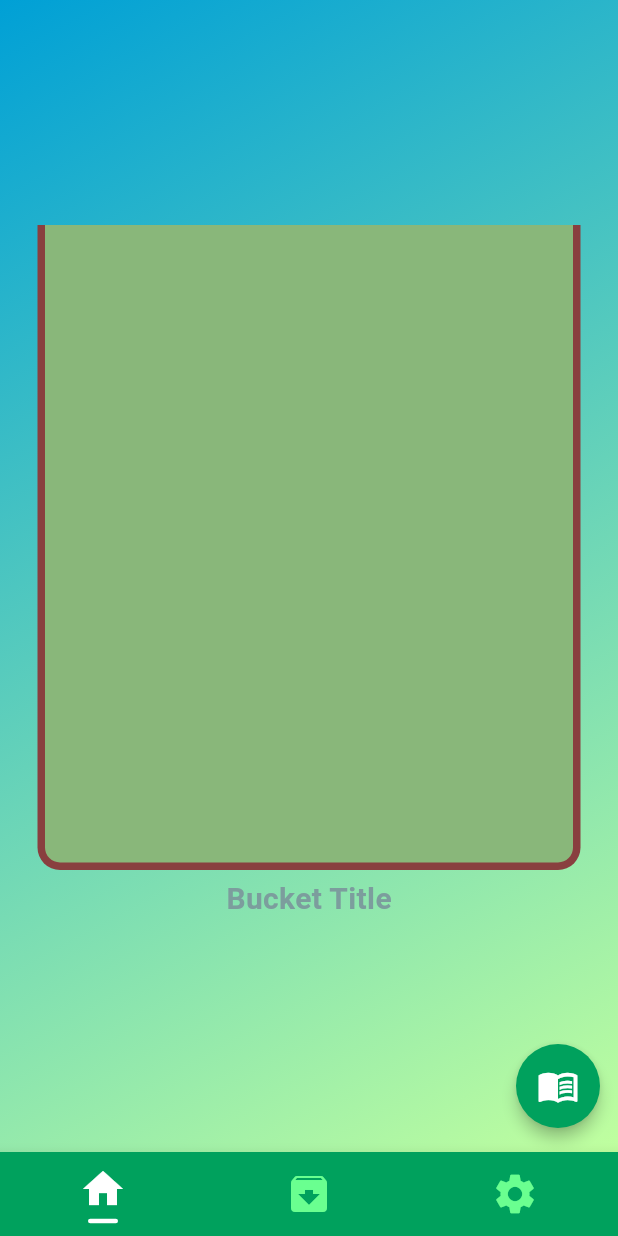
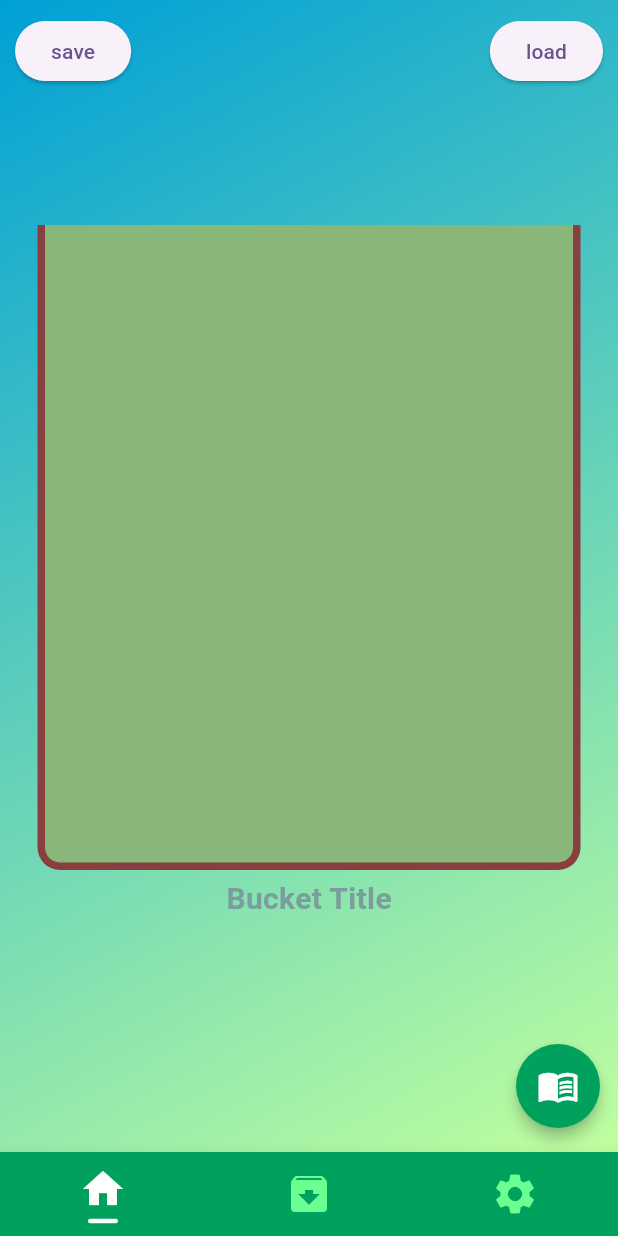
Before and after one commit to shogoisaji/tumitas, a Flutter app: the screen it shows after launch, on a phone screen of 412 x 824 dp. Run offline on Flutter 3.47's test engine with Material 2 defaults, Android fonts, the light colour scheme and no system bars; our stand-ins replace shared_preferences.

Commit message:
✨ sharedPreferences bucket

```diff
--- a/lib/models/block.dart
+++ b/lib/models/block.dart
@@ -4,14 +4,34 @@ class Block {
   final Color color;
   final String title;
   final String description;
-  // final BlockSize blockSize;
   final BlockType blockType;
+
   Block(
     this.color,
-    this.blockType,
     this.title,
     this.description,
+    this.blockType,
   );
+
+  Map<String, dynamic> toJson() => {
+        'color': color.value,
+        'title': title,
+        'description': description,
+        'blockType': blockType
+            .toString()
+            .split('.')
+            .last, // toString()->"BlockType.block1x1"
+      };
+
+  factory Block.fromJson(Map<String, dynamic> json) {
+    return Block(
+      Color(json['color']),
+      json['title'],
+      json['description'],
+      BlockType.values
+          .firstWhere((e) => e.toString().split('.').last == json['blockType']),
+    );
+  }
 }
 
 class BlockSize {
--- a/lib/models/bucket.dart
+++ b/lib/models/bucket.dart
@@ -1,33 +1,63 @@
 import 'package:flutter/material.dart';
 import 'package:tumitas/models/block.dart';
+import 'dart:convert';
 
 class Bucket {
   final Color bucketInnerColor;
   final Color bucketOuterColor;
-  final BucketSizeCells bucketSizeCells;
+  final BucketLayoutSize bucketLayoutSize;
   final String bucketTitle;
-  final List<Map<String, dynamic>> bucketIntoBlock; // [{ 'block': Block, 'position': Position },...]
-  final List<int> bucketMaxPosition;
+  final List<Map<String, dynamic>>
+      bucketIntoBlock; // [{ 'block': Block, 'position': Position },...]
 
   Bucket({
     required this.bucketTitle,
     required this.bucketInnerColor,
     required this.bucketOuterColor,
-    required this.bucketSizeCells,
+    required this.bucketLayoutSize,
     required this.bucketIntoBlock,
-    required this.bucketMaxPosition,
   });
 
-// // moc
-//   final List<Map<String, dynamic>> mocBucketIntoBlock = [
-//     {'block': Block(Colors.red, BlockType.block1x1, 'sample1', 'description'), 'position': Position(0, 0)},
-//     {'block': Block(Colors.blue, BlockType.block2x1, 'sample2', 'description'), 'position': Position(1, 1)},
-//     {'block': Block(Colors.green, BlockType.block2x2, 'sample3', 'description'), 'position': Position(2, 2)},
-//     {'block': Block(Colors.orange, BlockType.block2x2, 'sample4', 'description'), 'position': Position(0, 2)},
-//     {'block': Block(Colors.grey, BlockType.block2x1, 'sample5', 'description'), 'position': Position(3, 4)},
-//     {'block': Block(Colors.teal, BlockType.block1x1, 'sample6', 'description'), 'position': Position(4, 0)},
-//     {'block': Block(Colors.black26, BlockType.block2x1, 'sample7', 'description'), 'position': Position(2, 0)},
-//   ];
+  List<String> jsonEncodeBucketIntoBlock() {
+    List<String> encodedBucketIntoBlock = [];
+    for (int i = 0; i < bucketIntoBlock.length; i++) {
+      encodedBucketIntoBlock.add(json.encode({
+        'block': bucketIntoBlock[i]['block'].toJson(),
+        'position': bucketIntoBlock[i]['position'].toJson(),
+      }));
+    }
+    return encodedBucketIntoBlock;
+  }
+
+  static List<Map<String, dynamic>> jsonDecodeBucketIntoBlock(
+      List<String> encodedList) {
+    return encodedList.map((encodedItem) {
+      Map<String, dynamic> decoded = json.decode(encodedItem);
+      return {
+        'block': Block.fromJson(decoded['block']),
+        'position': Position.fromJson(decoded['position']),
+      };
+    }).toList();
+  }
+
+  Map<String, dynamic> toJson() => {
+        'bucketInnerColor': bucketInnerColor.value,
+        'bucketOuterColor': bucketOuterColor.value,
+        'bucketLayoutSize': bucketLayoutSize.toJson(),
+        'bucketTitle': bucketTitle,
+        'bucketIntoBlock': jsonEncodeBucketIntoBlock(),
+      };
+
+  factory Bucket.fromJson(Map<String, dynamic> json) {
+    return Bucket(
+      bucketInnerColor: Color(json['bucketInnerColor']),
+      bucketOuterColor: Color(json['bucketOuterColor']),
+      bucketLayoutSize: BucketLayoutSize.fromJson(json['bucketLayoutSize']),
+      bucketTitle: json['bucketTitle'],
+      bucketIntoBlock:
+          jsonDecodeBucketIntoBlock(json['bucketIntoBlock'].cast<String>()),
+    );
+  }
 
   List<Position> fragmentBlockPosition(Block block, Position position) {
     List<Position> dismantlePosition = [];
@@ -35,7 +65,8 @@ class Bucket {
     block.blockType.blockSize.y;
     for (int i = 0; i < block.blockType.blockSize.x; i++) {
       for (int j = 0; j < block.blockType.blockSize.y; j++) {
-        dismantlePosition.add(Position(position.positionX + i, position.positionY + j));
+        dismantlePosition
+            .add(Position(position.positionX + i, position.positionY + j));
       }
     }
     return dismantlePosition;
@@ -46,11 +77,13 @@ class Bucket {
     int maxPositionY = -1;
 
     for (int i = 0; i < bucketIntoBlock.length; i++) {
-      existPosition.addAll(fragmentBlockPosition(bucketIntoBlock[i]['block'], bucketIntoBlock[i]['position']));
+      existPosition.addAll(fragmentBlockPosition(
+          bucketIntoBlock[i]['block'], bucketIntoBlock[i]['position']));
     }
     for (int w = 0; w < block.blockType.blockSize.x; w++) {
       for (int l = 0; l < existPosition.length; l++) {
-        if (existPosition[l].positionX == selectPositionX + w && existPosition[l].positionY > maxPositionY) {
+        if (existPosition[l].positionX == selectPositionX + w &&
+            existPosition[l].positionY > maxPositionY) {
           maxPositionY = existPosition[l].positionY;
         }
       }
@@ -60,7 +93,8 @@ class Bucket {
 
   bool addNewBlock(Block newBlock, int newPositionX) {
     final maxPositionY = getMaxPositionY(newBlock, newPositionX);
-    if (maxPositionY + newBlock.blockType.blockSize.y > bucketSizeCells.y - 1) {
+    if (maxPositionY + newBlock.blockType.blockSize.y >
+        bucketLayoutSize.y - 1) {
       return false;
     }
     final newPosition = Position(newPositionX, maxPositionY + 1);
@@ -75,10 +109,28 @@ class Position {
   final int positionX;
   final int positionY;
   Position(this.positionX, this.positionY);
+
+  Map<String, dynamic> toJson() => {
+        'positionX': positionX,
+        'positionY': positionY,
+      };
+
+  factory Position.fromJson(Map<String, dynamic> json) {
+    return Position(json['positionX'], json['positionY']);
+  }
 }
 
-class BucketSizeCells {
+class BucketLayoutSize {
   final int x;
   final int y;
-  BucketSizeCells(this.x, this.y);
+  BucketLayoutSize(this.x, this.y);
+
+  Map<String, dynamic> toJson() => {
+        'x': x,
+        'y': y,
+      };
+
+  factory BucketLayoutSize.fromJson(Map<String, dynamic> json) {
+    return BucketLayoutSize(json['x'], json['y']);
+  }
 }
--- a/lib/pages/play_page.dart
+++ b/lib/pages/play_page.dart
@@ -2,6 +2,7 @@ import 'package:flutter/material.dart';
 import 'package:tumitas/config/config.dart';
 import 'package:tumitas/models/block.dart';
 import 'package:tumitas/models/bucket.dart';
+import 'package:tumitas/services/shared_preferences_helper.dart';
 import 'package:tumitas/widgets/multi_floating_buttom.dart';
 import 'package:tumitas/widgets/play_space_widget.dart';
 
@@ -17,12 +18,12 @@ class _PlayPageState extends State<PlayPage> with TickerProviderStateMixin {
   Block? nextSettingBlock;
 
   Bucket bucket = Bucket(
-      bucketTitle: 'Bucket Title',
-      bucketInnerColor: bucketInnerColorList[2],
-      bucketOuterColor: bucketOuterColorList[1],
-      bucketSizeCells: BucketSizeCells(5, 6),
-      bucketIntoBlock: [],
-      bucketMaxPosition: []);
+    bucketTitle: 'Bucket Title',
+    bucketInnerColor: bucketInnerColorList[2],
+    bucketOuterColor: bucketOuterColorList[1],
+    bucketLayoutSize: BucketLayoutSize(5, 6),
+    bucketIntoBlock: [],
+  );
 
   void _handleSubmitted(String newTitle) {
     setState(() {
@@ -62,7 +63,34 @@ class _PlayPageState extends State<PlayPage> with TickerProviderStateMixin {
               onSubmittedText: _handleSubmitted,
               onSetBlock: _handleSetBlock,
             ),
-          )
+          ),
+          Positioned(
+            top: 10,
+            left: 10,
+            child: ElevatedButton(
+              onPressed: () {
+                SharedPreferencesHelper().saveBucket(bucket);
+              },
+              child: const Text('save'),
+            ),
+          ),
+          Positioned(
+            top: 10,
+            right: 10,
+            child: ElevatedButton(
+              onPressed: () async {
+                final Bucket? bucket =
+                    await SharedPreferencesHelper().loadBucket();
+                print(bucket?.bucketIntoBlock.toString());
+                // if (bucket != null) {
+                //   setState(() {
+                //     this.bucket = bucket;
+                //   });
+                // }
+              },
+              child: const Text('load'),
+            ),
+          ),
         ],
       ),
     );
--- /dev/null
+++ b/lib/services/shared_preferences_helper.dart
@@ -0,0 +1,29 @@
+import 'dart:convert';
+
+import 'package:shared_preferences/shared_preferences.dart';
+import 'package:tumitas/models/bucket.dart';
+
+class SharedPreferencesHelper {
+  static SharedPreferences? _prefs;
+
+  static Future<void> init() async {
+    _prefs = await SharedPreferences.getInstance();
+  }
+
+  Future<void> saveBucket(Bucket bucket) async {
+    if (_prefs == null) {
+      print('SharedPreferencesHelper is not initialized');
+      return;
+    }
+    String jsonString = json.encode(bucket.toJson());
+    await _prefs!.setString('bucket', jsonString);
+    print('saveBucket: $jsonString');
+  }
+
+  Future<Bucket?> loadBucket() async {
+    final prefs = await SharedPreferences.getInstance();
+    String? jsonString = prefs.getString('bucket');
+    print('loadBucket: $jsonString');
+    return jsonString == null ? null : Bucket.fromJson(json.decode(jsonString));
+  }
+}
--- a/lib/widgets/bucket_widget.dart
+++ b/lib/widgets/bucket_widget.dart
@@ -17,8 +17,11 @@ class BucketWidget extends StatelessWidget {
       children: [
         Container(
           alignment: Alignment.bottomCenter,
-          width: bucket.bucketSizeCells.x * oneBlockSize + bucketThickness * 2 + innerOffset * 2,
-          height: bucket.bucketSizeCells.y * oneBlockSize + bucketThickness * 2,
+          width: bucket.bucketLayoutSize.x * oneBlockSize +
+              bucketThickness * 2 +
+              innerOffset * 2,
+          height:
+              bucket.bucketLayoutSize.y * oneBlockSize + bucketThickness * 2,
           padding: const EdgeInsets.only(bottom: bucketThickness),
           margin: const EdgeInsets.only(bottom: 5),
           decoration: BoxDecoration(
@@ -29,9 +32,11 @@ class BucketWidget extends StatelessWidget {
             ),
           ),
           child: Container(
-            width: bucket.bucketSizeCells.x * oneBlockSize + innerOffset * 2,
-            height: bucket.bucketSizeCells.y * oneBlockSize + bucketThickness * 2,
-            padding: const EdgeInsets.only(left: innerOffset, right: innerOffset, bottom: innerOffset),
+            width: bucket.bucketLayoutSize.x * oneBlockSize + innerOffset * 2,
+            height:
+                bucket.bucketLayoutSize.y * oneBlockSize + bucketThickness * 2,
+            padding: const EdgeInsets.only(
+                left: innerOffset, right: innerOffset, bottom: innerOffset),
             decoration: BoxDecoration(
               color: bucket.bucketInnerColor,
               borderRadius: const BorderRadius.only(
@@ -43,8 +48,10 @@ class BucketWidget extends StatelessWidget {
               // bucketIntoBlockをそれぞれbucket内に配置
               for (int i = 0; i < bucket.bucketIntoBlock.length; i++)
                 Positioned(
-                  left: bucket.bucketIntoBlock[i]['position'].positionX * oneBlockSize,
-                  bottom: bucket.bucketIntoBlock[i]['position'].positionY * oneBlockSize,
+                  left: bucket.bucketIntoBlock[i]['position'].positionX *
+                      oneBlockSize,
+                  bottom: bucket.bucketIntoBlock[i]['position'].positionY *
+                      oneBlockSize,
                   child: BlockWidget(
                     bucket.bucketIntoBlock[i]['block'],
                   ),
@@ -54,7 +61,8 @@ class BucketWidget extends StatelessWidget {
         ),
         Text(
           bucket.bucketTitle,
-          style: const TextStyle(fontSize: 20, fontWeight: FontWeight.bold, color: MyTheme.grey1),
+          style: const TextStyle(
+              fontSize: 20, fontWeight: FontWeight.bold, color: MyTheme.grey1),
         ),
       ],
     );
```
Also changed, not shown: lib/main.dart (+6 -2 lines), lib/widgets/block_setting_dialog.dart (+36 -16 lines), lib/widgets/play_space_widget.dart (+22 -12 lines), pubspec.yaml (+47 -46 lines), pubspec.lock, 1 other file.
